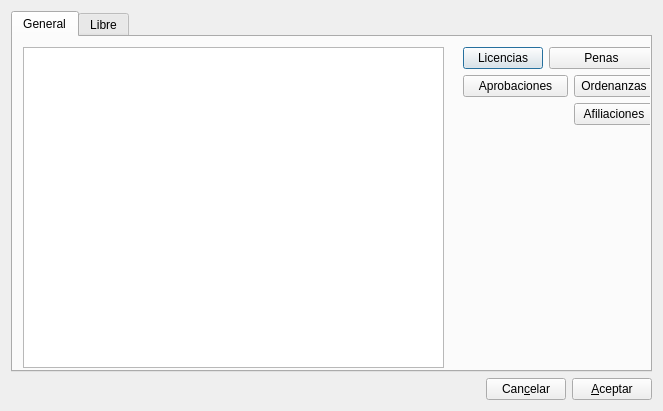
rogorido/qtpredicadores, file gui/dlgdetalles.ui: the form before one commit.
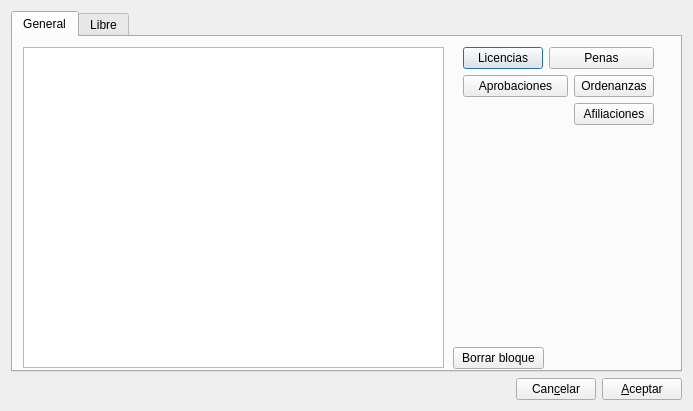
The form after the commit. The open tabs and pages were chosen to show the change.

Commit message: Method Borrar en el JsonModel

What changed in the file:
```diff
--- a/gui/dlgdetalles.ui
+++ b/gui/dlgdetalles.ui
@@ -6,7 +6,7 @@
    <rect>
     <x>0</x>
     <y>0</y>
-    <width>663</width>
+    <width>693</width>
     <height>411</height>
    </rect>
   </property>
@@ -80,6 +80,19 @@
         </item>
        </layout>
       </widget>
+      <widget class="QPushButton" name="btBorrarBloqueJson">
+       <property name="geometry">
+        <rect>
+         <x>440</x>
+         <y>310</y>
+         <width>91</width>
+         <height>22</height>
+        </rect>
+       </property>
+       <property name="text">
+        <string>Borrar bloque</string>
+       </property>
+      </widget>
      </widget>
      <widget class="QWidget" name="tab">
       <attribute name="title">
```
Left out of the diff: 2 changed lines with no effect on the pictures. The commit also changes 4 other files.
